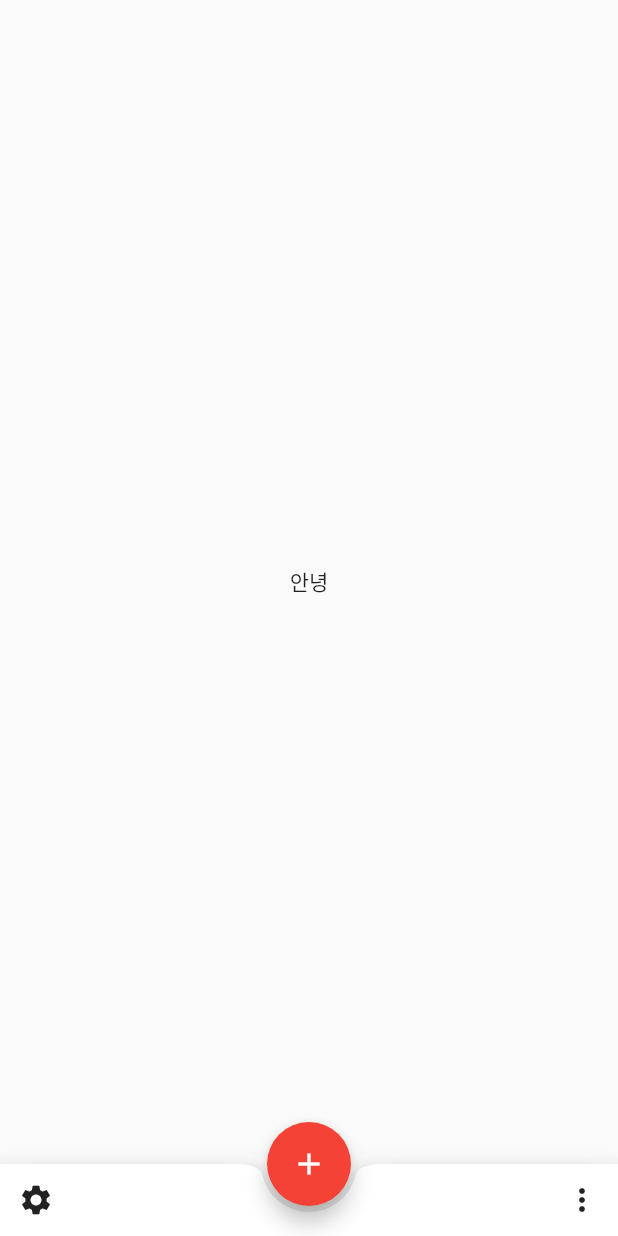
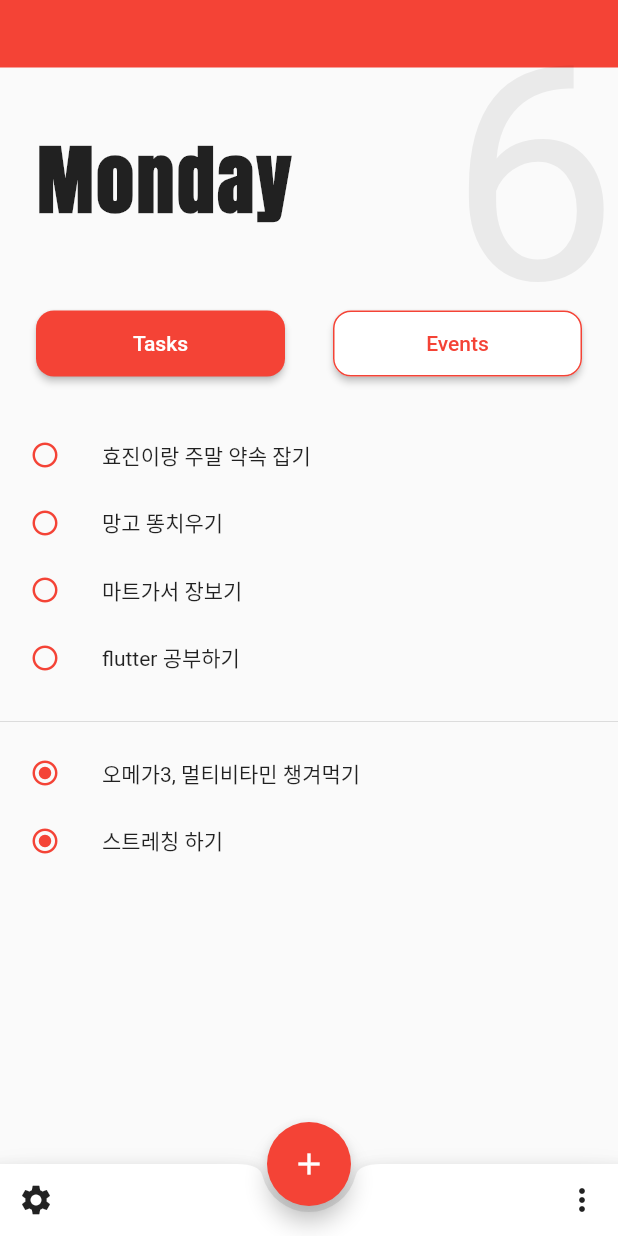
Before and after one commit to chajinjoo/todo_app, a Flutter app: the screen it shows after launch, on a phone screen of 412 x 824 dp. Run offline on Flutter 3.47's test engine with Material 2 defaults, Android fonts, the phone set to English and light mode, and no system bars.

Commit message:
메인페이지 작업

```diff
--- a/lib/main.dart
+++ b/lib/main.dart
@@ -29,10 +29,23 @@ class _MyHomePageState extends State<MyHomePage> {
   @override
   Widget build(BuildContext context) {
     return Scaffold(
-      body: Center(
-        child: Text(
-          '안녕',
-        ),
+      body: Stack(
+        //상자의 가장자리를 기준으로 자식을 배치하는 위젯. 여러 자식 요소를 겹칠 수 있음
+        children: <Widget>[
+          Container(
+            height: 45.0,
+            color: Theme.of(context).accentColor,
+          ),
+          Positioned(
+            //Stack 위젯은 Position을 이용하여 배치해준다.
+            right: 0,
+            child: Text(
+              '6',
+              style: TextStyle(fontSize: 200.0, color: Color(0x10000000)),
+            ),
+          ),
+          _mainContent(context),
+        ],
       ),
       floatingActionButton: FloatingActionButton(
         //하단 +버튼
@@ -47,7 +60,7 @@ class _MyHomePageState extends State<MyHomePage> {
         child: Row(
           //가로정렬
           mainAxisAlignment: MainAxisAlignment.spaceBetween,
-          //children 요소들이 주축에 따라 수직 정렬
+          //Row니까 children 요소들이 주축에 따라 가로 정렬
           children: <Widget>[
             IconButton(
               icon: Icon(Icons.settings),
@@ -62,4 +75,122 @@ class _MyHomePageState extends State<MyHomePage> {
       ),
     );
   }
+
+  Column _mainContent(BuildContext context) {
+    return Column(
+      crossAxisAlignment: CrossAxisAlignment.start, //column이니까 가로로 시작지점 정렬
+      children: <Widget>[
+        SizedBox(
+          height: 60.0,
+        ),
+        Padding(
+          padding: const EdgeInsets.all(24.0),
+          child: Text(
+            'Monday',
+            style: TextStyle(
+                fontSize: 50.0,
+                letterSpacing: 2.0,
+                fontWeight: FontWeight.bold,
+                fontFamily: 'Anton'),
+          ),
+        ),
+        Padding(
+          padding: const EdgeInsets.all(24.0),
+          child: _button(context),
+        ),
+        SizedBox(
+          height: 16.0,
+        ),
+        _taskUncomplete('효진이랑 주말 약속 잡기'),
+        _taskUncomplete('망고 똥치우기'),
+        _taskUncomplete('마트가서 장보기'),
+        _taskUncomplete('flutter 공부하기'),
+        Divider(), //분리선
+        SizedBox(
+          height: 16.0,
+        ),
+        _taskComplete('오메가3, 멀티비타민 챙겨먹기'),
+        _taskComplete('스트레칭 하기'),
+      ],
+    );
+  }
+
+  Widget _taskUncomplete(String task) {
+    return Padding(
+      padding: const EdgeInsets.only(left: 20.0, bottom: 24.0),
+      //요소의 left, bottom 만 패딩 적용
+      child: Row(
+        children: <Widget>[
+          Icon(
+            Icons.radio_button_unchecked,
+            color: Theme.of(context).accentColor,
+            size: 20.0,
+          ),
+          SizedBox(
+            width: 28.0,
+          ),
+          Text(task),
+        ],
+      ),
+    );
+  }
+
+  Widget _taskComplete(String task) {
+    return Padding(
+      padding: const EdgeInsets.only(left: 20.0, bottom: 24.0),
+      //요소의 left, bottom 만 패딩 적용
+      child: Row(
+        children: <Widget>[
+          Icon(
+            Icons.radio_button_checked,
+            color: Theme.of(context).accentColor,
+            size: 20.0,
+          ),
+          SizedBox(
+            width: 28.0,
+          ),
+          Text(task),
+        ],
+      ),
+    );
+  }
+
+  Widget _button(BuildContext context) {
+    //복잡한 레이아웃을 단순화하고 싶을때 위젯을 메소드로 추출해줌 (전구누르고 Extract method 클릭. 위젯명 변경가능)
+    return Row(
+      children: <Widget>[
+        Expanded(
+          child: MaterialButton(
+            //모서리가 살짝 둥근 네모 버튼
+            onPressed: () {},
+            shape: RoundedRectangleBorder(
+              borderRadius: BorderRadius.circular(12.0), //모서리 둥글게
+            ),
+            child: Text('Tasks'),
+            textColor: Colors.white,
+            color: Theme.of(context).accentColor,
+            //현재 주어진 context에서 위로 올라가면서 가장 가까운 Theme을 찾아서 그 color를 반환하라
+            padding: const EdgeInsets.all(14.0),
+            //const = 컴파일 시점에 상수가 되는데 암묵적으로는 final이라 함
+            // textColor: Colors.white,
+          ),
+        ),
+        SizedBox(
+          width: 32.0,
+        ),
+        Expanded(
+          child: MaterialButton(
+            onPressed: () {},
+            shape: RoundedRectangleBorder(
+                side: BorderSide(color: Theme.of(context).accentColor), //보더선
+                borderRadius: BorderRadius.circular(12.0)),
+            child: Text('Events'),
+            textColor: Theme.of(context).accentColor,
+            color: Colors.white,
+            padding: const EdgeInsets.all(14.0),
+          ),
+        ),
+      ],
+    );
+  }
 }
```
Also changed, not shown: pubspec.yaml (+4 -4 lines), fonts/Anton-Regular.ttf (added).
